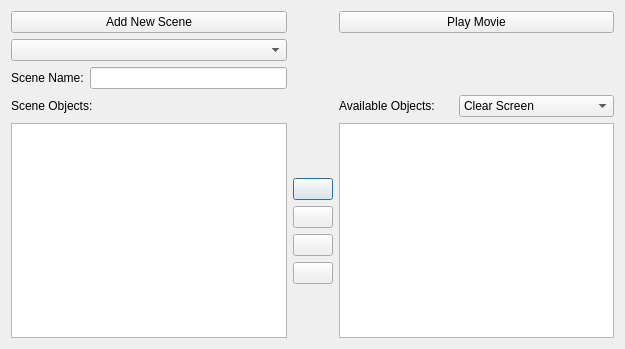
The window that editor/scenes/tab_scenelist.ui (protoman/rockbot) describes before a commit, drawn with Qt 5.
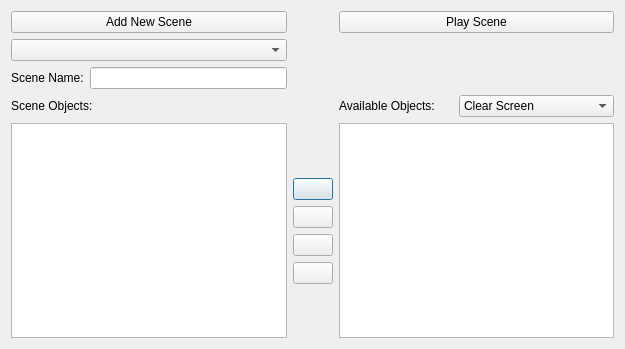
The same window after the commit. Icons and pictures are not drawn.

Commit message: - add scene picking in editor - load/save picked scenes in editor - add INTRO (unbeaten) scene in game - fix map not erasing background for a few cases (bg.y > 0)

```diff
--- a/editor/scenes/tab_scenelist.ui
+++ b/editor/scenes/tab_scenelist.ui
@@ -210,7 +210,7 @@
    <item row="0" column="2">
     <widget class="QPushButton" name="pushButton">
      <property name="text">
-      <string>Play Movie</string>
+      <string>Play Scene</string>
      </property>
     </widget>
    </item>
```
The commit also changes 29 other files.
